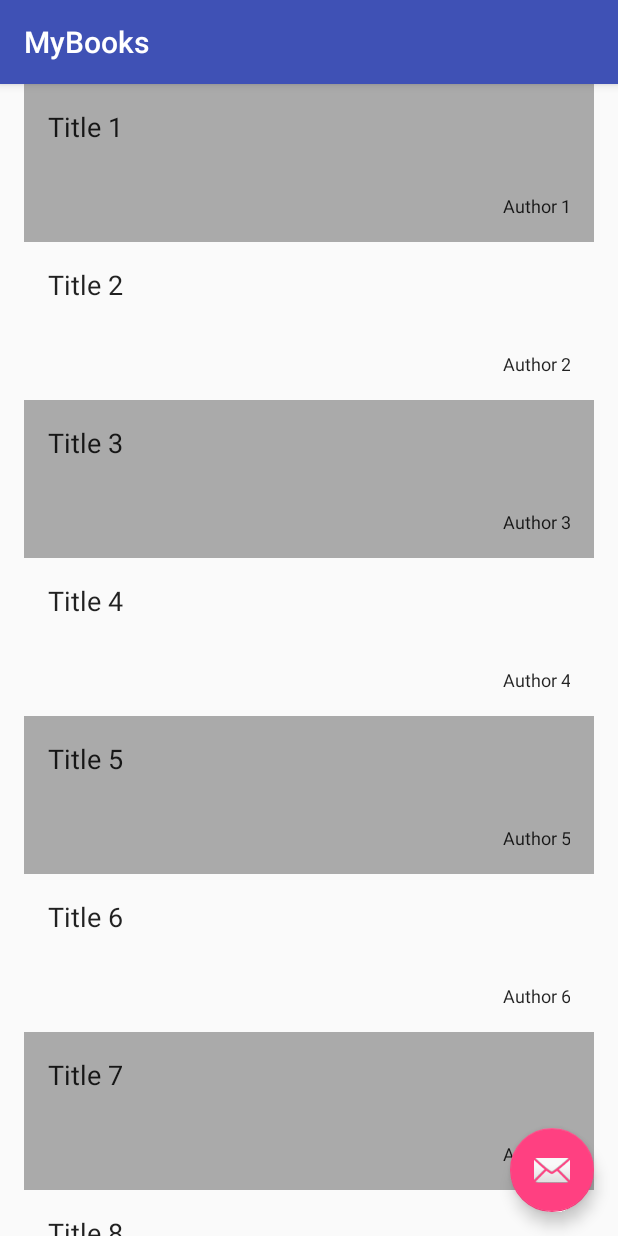
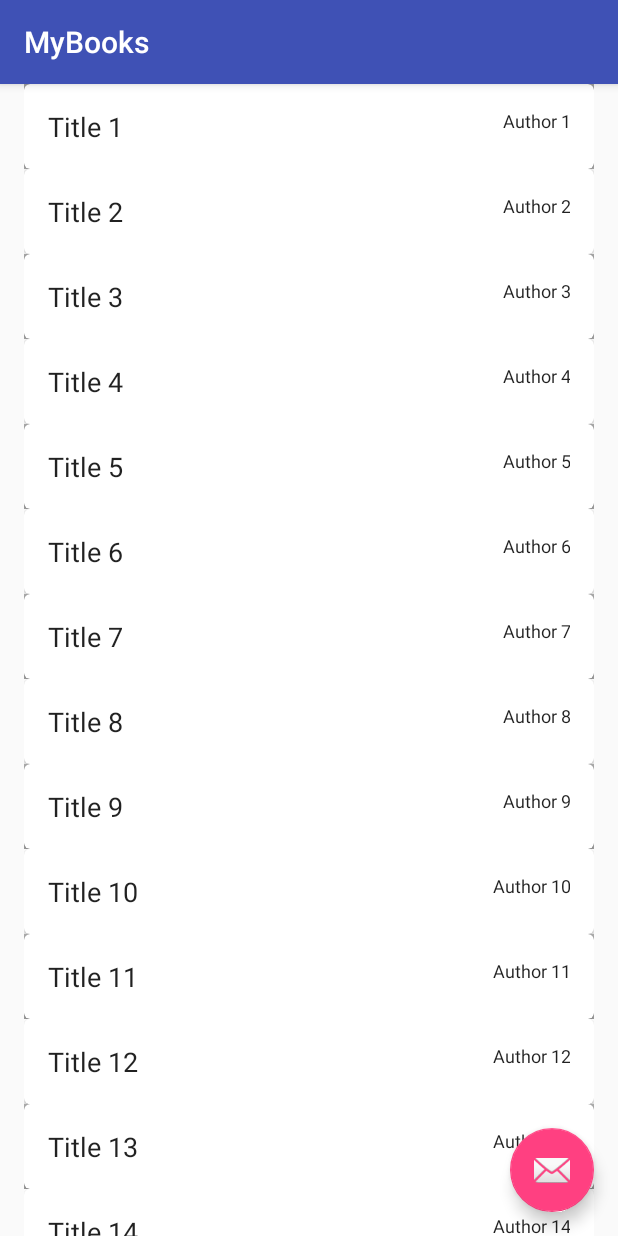
Before and after one commit to epratsUoc/myBooks, an Android app: the screen it shows after launch (BookItemListActivity), on a phone screen of 412 x 824 dp. Run offline under Robolectric (Android 15) with nearby library versions, the phone set to English and light mode, and no system bars.

Commit message:
CardView added and working

```diff
--- a/app/build.gradle
+++ b/app/build.gradle
@@ -24,6 +24,8 @@
     implementation 'com.android.support:support-v4:27.1.1'
     implementation 'com.android.support:recyclerview-v7:27.1.1'
     implementation 'com.android.support:design:27.1.1'
+    implementation 'com.android.support:mediarouter-v7:27.1.1'
+    implementation 'com.android.support:cardview-v7:27.1.1'
     testImplementation 'junit:junit:4.12'
     androidTestImplementation 'com.android.support.test:runner:1.0.2'
     androidTestImplementation 'com.android.support.test.espresso:espresso-core:3.0.2'
--- a/app/src/main/res/layout/bookitem_list_content_even.xml
+++ b/app/src/main/res/layout/bookitem_list_content_even.xml
@@ -6,6 +6,13 @@
     android:background="@android:color/darker_gray"
     android:baselineAligned="false"
     android:orientation="vertical">
+
+    <android.support.v7.widget.CardView xmlns:card_view="http://schemas.android.com/apk/res-auto"
+        android:id="@+id/card_view"
+        android:layout_width="match_parent"
+        android:layout_height="wrap_content"
+        android:layout_gravity="center"
+        card_view:cardCornerRadius="4dp">
 
         <TextView
             android:id="@+id/title"
@@ -24,4 +31,5 @@
             android:textAlignment="viewEnd"
             android:textAppearance="?attr/textAppearanceListItem"
             android:textSize="12sp" />
+    </android.support.v7.widget.CardView>
 </LinearLayout>
--- a/app/src/main/res/layout/bookitem_list_content_odd.xml
+++ b/app/src/main/res/layout/bookitem_list_content_odd.xml
@@ -7,6 +7,12 @@
     android:baselineAligned="false"
     android:orientation="vertical">
 
+    <android.support.v7.widget.CardView xmlns:card_view="http://schemas.android.com/apk/res-auto"
+        android:id="@+id/card_view"
+        android:layout_width="match_parent"
+        android:layout_height="wrap_content"
+        android:layout_gravity="center"
+        card_view:cardCornerRadius="4dp">
     <TextView
         android:id="@+id/title"
         android:layout_width="wrap_content"
@@ -24,4 +30,5 @@
         android:textAlignment="viewEnd"
         android:textAppearance="?attr/textAppearanceListItem"
         android:textSize="12sp" />
+    </android.support.v7.widget.CardView>
 </LinearLayout>
```
Lines whose indentation alone changed are shown as unchanged.
